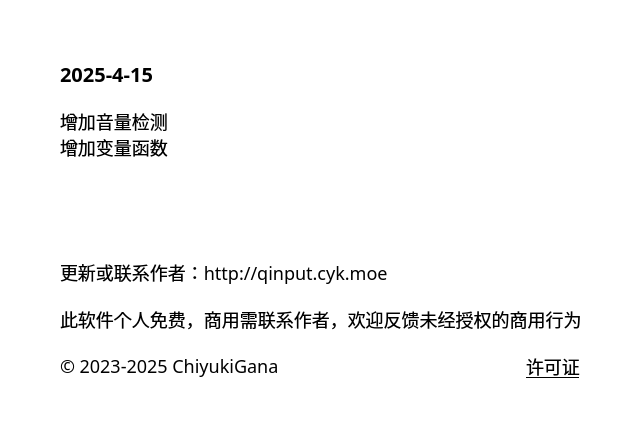
Old version of the form source/ui/AboutUi.ui in the repository ChiyukiGana/Quickinput.
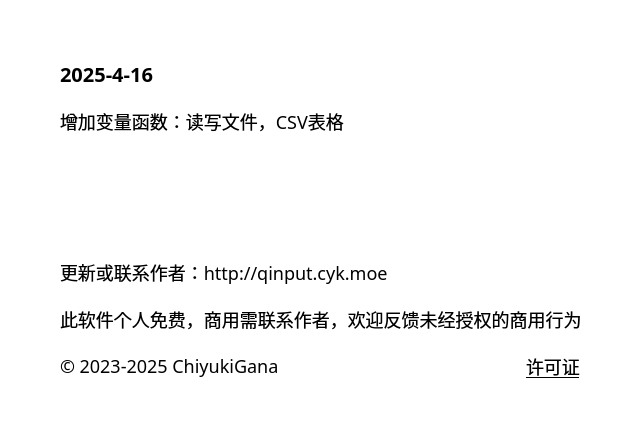
New version of the form.

The edit to the form file:
```diff
--- a/source/ui/AboutUi.ui
+++ b/source/ui/AboutUi.ui
@@ -91,7 +91,7 @@
          <string notr="true">font-size:20px</string>
         </property>
         <property name="text">
-         <string>2025-4-15</string>
+         <string>2025-4-16</string>
         </property>
         <property name="textFormat">
          <enum>Qt::PlainText</enum>
@@ -107,8 +107,7 @@
          </sizepolicy>
         </property>
         <property name="text">
-         <string>增加音量检测
-增加变量函数</string>
+         <string>增加变量函数：读写文件，CSV表格</string>
         </property>
         <property name="textFormat">
          <enum>Qt::PlainText</enum>
```
